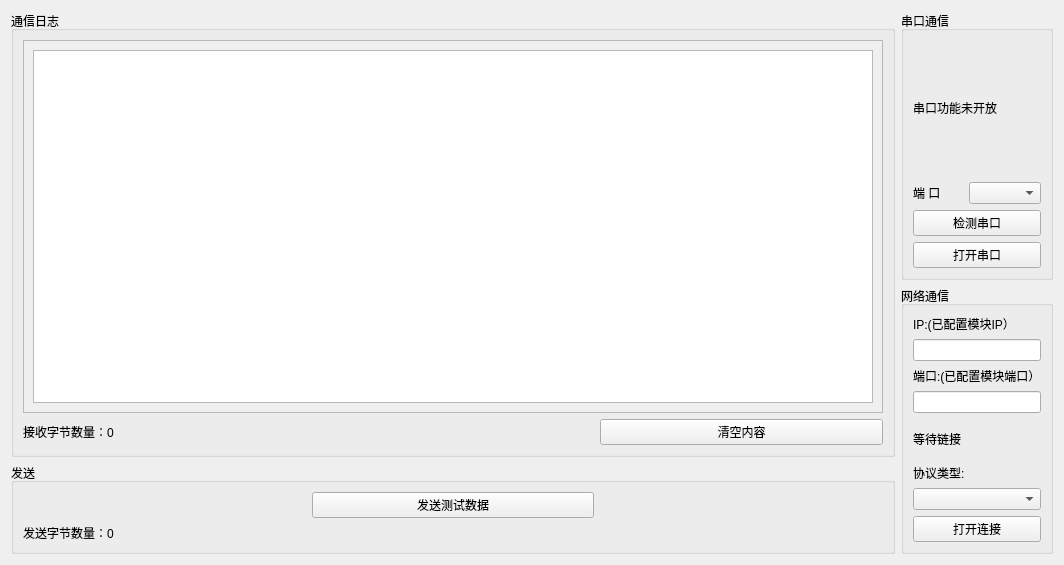
This is src/Serialport/serialport.ui in kikiYang03/SerialPortAssistant as Qt 5 draws it before an edit. The edited form follows.
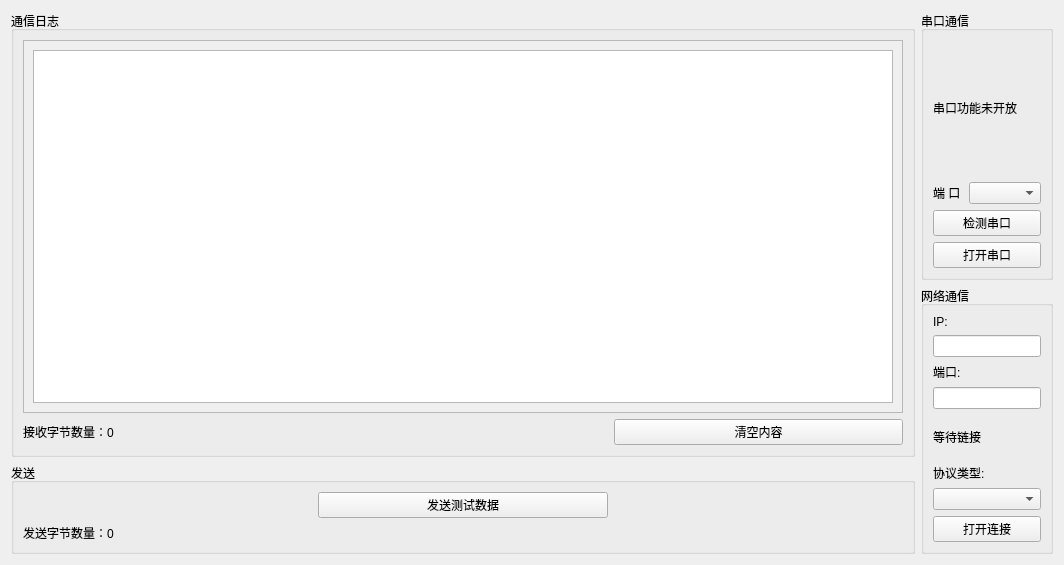
This is the edited form.

Commit message: 手动输入IP版本

The edit to the form file:
```diff
--- a/src/Serialport/serialport.ui
+++ b/src/Serialport/serialport.ui
@@ -212,7 +212,7 @@
           <item>
            <widget class="QLabel" name="label_3">
             <property name="text">
-             <string>IP:(已配置模块IP）</string>
+             <string>IP:</string>
             </property>
            </widget>
           </item>
@@ -222,7 +222,7 @@
           <item>
            <widget class="QLabel" name="label_4">
             <property name="text">
-             <string>端口:(已配置模块端口）</string>
+             <string>端口:</string>
             </property>
            </widget>
           </item>
```
The commit also changes 1 other file.
